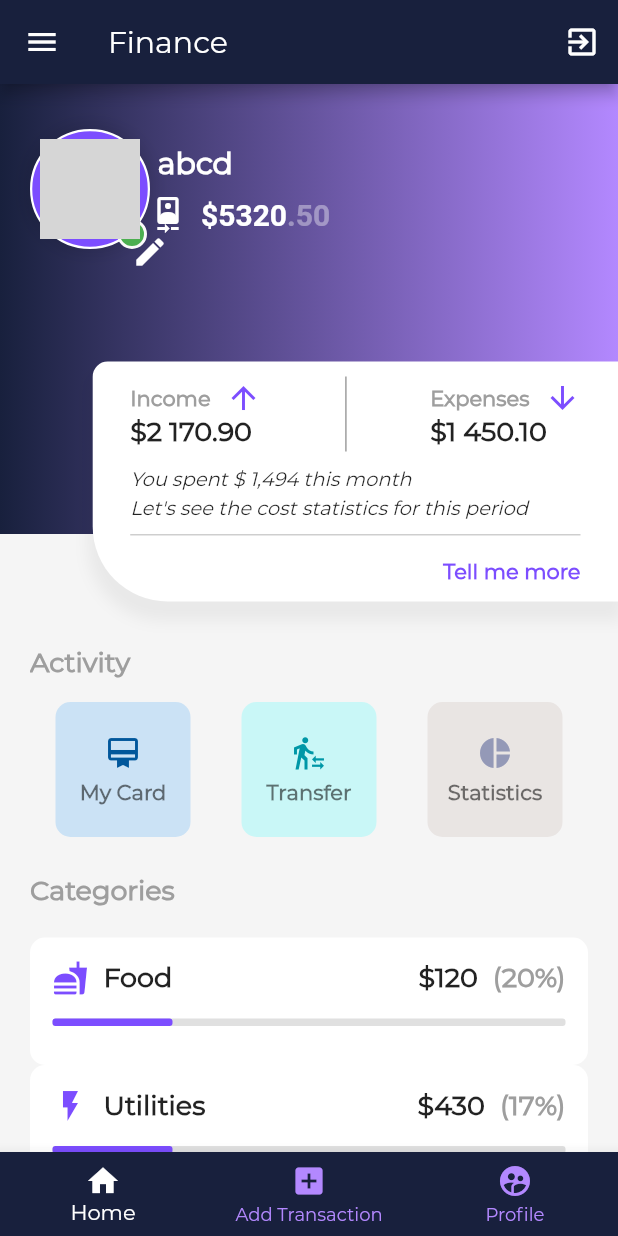
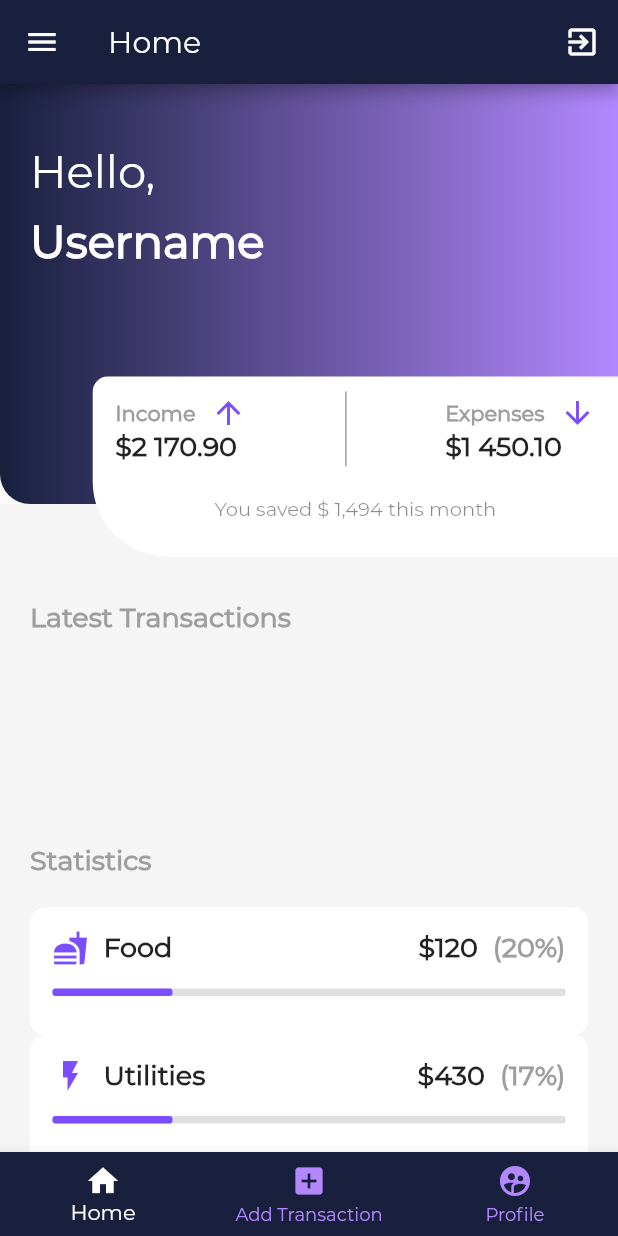
Before and after one commit to taru1610/The-Finance-Manager, a Flutter app: the TabScreen screen opened by its route, on a phone screen of 412 x 824 dp. Run offline on Flutter 3.47's test engine with Material 2 defaults, Android fonts, the phone set to English and light mode, and no system bars; our stand-ins replace cloud_firestore, firebase_auth, firebase_core, font_awesome_flutter, google_fonts, google_sign_in and 3 more; accounts and stored records are empty; project files that could hold a hidden picture were left out; grey boxes are pictures that could not be loaded.

Commit message:
Home layout and linking

```diff
--- /dev/null
+++ b/lib/home.dart
@@ -0,0 +1,482 @@
+import 'dart:io';
+import 'package:finance_manager/loginscreen.dart';
+import 'package:finance_manager/models/locator.dart';
+import 'package:finance_manager/models/user.dart';
+import 'package:flutter/material.dart';
+import 'package:image_picker/image_picker.dart';
+import 'package:cloud_firestore/cloud_firestore.dart';
+
+import 'package:intl/intl.dart';import 'models/preference.dart';
+import 'models/user_controller.dart';
+
+class HomeScreen extends StatefulWidget{
+  static const routeName = '/home';
+
+
+  @override
+  State<StatefulWidget> createState() => _HomeScreenState();
+}
+
+
+class _HomeScreenState extends State<HomeScreen> with TickerProviderStateMixin{
+
+  void logout() async {
+    HelperFunctions.saveUserLoggedInSharedPreference(false);
+    Navigator.of(context).pushAndRemoveUntil(
+        MaterialPageRoute(builder: (context) => LoginScreen()),
+            (Route<dynamic> route) => false);
+  }
+
+
+
+
+// UserModel _currentUser = locator.get<UserController>().currentUser;
+
+  File _image;
+
+  final Color primaryColor = Color(0xff18203d);
+  final Color secondaryColor = Color(0xFFB388FF);
+  final Color logoGreen = Color(0xFF7C4DFF);
+  @override
+  Widget build(BuildContext context) {
+
+
+
+    return //Scaffold(
+      //body:
+      Stack(
+        children: [
+          Column(
+            children: [
+              Container(
+                height: 280,
+                decoration: BoxDecoration(
+                  gradient: LinearGradient(
+                      colors: [primaryColor, secondaryColor], ) , borderRadius: BorderRadius.only(bottomRight: Radius.circular(20), bottomLeft: Radius.circular(20))
+                ),
+                child: Padding(
+                  padding:
+                  const EdgeInsets.only(left: 20, right: 20.0,top:10.0), //top: 50),
+                  child: Column(
+                    children: [
+
+                      SizedBox(
+                        height: 20,
+                      ),
+                      Row(
+                        children:[
+
+                          Column(
+
+                            crossAxisAlignment: CrossAxisAlignment.start,
+                            mainAxisAlignment: MainAxisAlignment.spaceBetween,
+                            children: [
+                              SizedBox(
+                                height: 10,
+                              ),
+                              Text(
+                                "Hello,",
+                                style: TextStyle(
+                                    fontSize: 30,
+                                    fontWeight: FontWeight.w400,
+                                    color: Colors.white),
+                              ),
+                              SizedBox(
+                                height: 10,
+                              ),
+                              Text(
+                                "Username",
+                                style: TextStyle(
+                                    fontSize: 30,
+                                    fontWeight: FontWeight.w800,
+                                    color: Colors.white),
+                              ),
+                             /* Row(
+                                children: [
+                                  Icon(
+                                    Icons.camera_front,
+                                    color: Colors.white,
+                                  ),
+                                  SizedBox(
+                                    width: 10,
+                                  ),
+                                  RichText(
+                                    text: TextSpan(
+                                        text: "\$5320",
+                                        style: TextStyle(
+                                          fontSize: 20,
+                                          fontWeight: FontWeight.w600,
+                                        ),
+                                        children: [
+                                          TextSpan(
+                                              text: ".50",
+                                              style: TextStyle(
+                                                  color: Colors.white38))
+                                        ]),
+                                  )
+                                ],
+                              )*/
+                            ],
+                          )
+                        ],
+                      )
+                    ],
+                  ),
+                ),
+              ),
+              Expanded(
+                child: SingleChildScrollView(
+                  child: Container(
+                    width: double.infinity,
+
+                    padding: EdgeInsets.symmetric(horizontal: 20),
+                    color: Colors.grey.shade100,
+                    child: Padding(
+                      padding: const EdgeInsets.only(top: 65),
+                      child: Column(
+                        crossAxisAlignment: CrossAxisAlignment.start,
+                        //padding: EdgeInsets.only(top: 75),
+                        children: [
+                          Text(
+                            "Latest Transactions",
+                            style: TextStyle(
+                                fontSize: 18,
+                                fontWeight: FontWeight.bold,
+                                color: Colors.grey),
+                          ),
+                          SizedBox(
+                            height: 5,
+                          ),
+
+
+                            Container(
+                              height: 120,
+                              child: StreamBuilder( stream:FirebaseFirestore.instance.collection("Transaction").orderBy('date',descending:true).where(('date'),isLessThanOrEqualTo: new DateTime.now()).limit(10).snapshots(),
+
+    builder: (context,snapshot){
+    if(snapshot.hasData){
+    return ListView.builder(itemCount: snapshot.data.documents.length,
+     scrollDirection: Axis.horizontal,
+    itemBuilder: (context,index){
+
+    DocumentSnapshot documentSnapshot =snapshot.data.docs[index];
+    Timestamp date = documentSnapshot.data()["date"];
+    return Container(
+      margin: EdgeInsets.all(10),
+      height: 90,
+      width: 90,
+      decoration: BoxDecoration(
+          color: Theme.of(context).primaryColor, borderRadius: BorderRadius.circular(10.0)),
+      child: Column(
+        mainAxisAlignment: MainAxisAlignment.center,
+        children: [
+          Row( mainAxisAlignment: MainAxisAlignment.center,
+            children: [
+              Text('\u{20B9}',style: TextStyle(color: Colors.white70, fontSize: 15)),
+              Text(
+                  documentSnapshot.data()["amount"].toString(),
+                style: TextStyle(fontSize: 20,color: Colors.white70)
+              ),
+            ],
+          ),
+          SizedBox(
+            height: 5,
+          ),
+          Text(
+            documentSnapshot.data()["title"].toString(),
+            style:
+            TextStyle(color: Colors.white70,fontSize: 15),
+          ),
+          Text(
+            documentSnapshot.data()["category"].toString(),
+            style:
+            TextStyle(color: Colors.white70,fontSize: 10),
+          )
+        ],
+      ),
+    );});}
+    else{
+    return Container(
+      width:double.infinity,
+      height: 100,
+      child:Text('No Transactions Today'),
+    );
+    }}),
+                            ),
+
+                          SizedBox(
+                            height: 15,
+                          ),
+                          Text(
+                            "Statistics",
+                            style: TextStyle(
+                                fontSize: 18,
+                                fontWeight: FontWeight.bold,
+                                color: Colors.grey),
+                          ),
+                          SizedBox(
+                            height: 20,
+                          ),
+                          buildCategoryCard(Icons.fastfood, "Food", 120, 20),
+                          buildCategoryCard(Icons.flash_on, "Utilities", 430, 17),
+                          buildCategoryCard(Icons.fastfood, "Food", 120, 20),
+                        ],
+                      ),
+                    ),
+                  ),
+                ),
+              )
+            ],
+          ),
+          Positioned(
+            top: 195,
+            right: 0,
+            child: Container(
+              padding: EdgeInsets.symmetric(vertical: 10, horizontal: 15),
+              width: MediaQuery.of(context).size.width * 0.85,
+              height: 120,
+              decoration: BoxDecoration(
+                  color: Colors.white,
+                  /*boxShadow: [
+                    BoxShadow(
+                      color: Colors.black.withOpacity(.05),
+                      blurRadius: 8,
+                      spreadRadius: 3,
+                      offset: Offset(0, 10),
+                    ),*/
+
+                  borderRadius: BorderRadius.only(
+                    topLeft: Radius.circular(10),
+                    bottomLeft: Radius.circular(50),
+                  )),
+              child: Column(
+                crossAxisAlignment: CrossAxisAlignment.start,
+                children: [
+                  Row(
+                    mainAxisAlignment: MainAxisAlignment.spaceBetween,
+                    children: [
+                      Column(
+                        crossAxisAlignment: CrossAxisAlignment.start,
+                        children: [
+                          Row(
+                            children: [
+                              Text(
+                                "Income",
+                                style: TextStyle(
+                                    color: Colors.grey,
+                                    fontWeight: FontWeight.bold),
+                              ),
+                              SizedBox(
+                                width: 10,
+                              ),
+                              Icon(
+                                Icons.arrow_upward,
+                                color: logoGreen,
+                              )
+                            ],
+                          ),
+                          Text(
+                            "\$2 170.90",
+                            style: TextStyle(
+                                fontWeight: FontWeight.bold,
+                                fontSize: 18.0,
+                                color: Colors.black87),
+                          )
+                        ],
+                      ),
+                      Container(width: 1, height: 50, color: Colors.grey),
+                      Column(
+                        crossAxisAlignment: CrossAxisAlignment.start,
+                        children: [
+                          Row(
+                            children: [
+                              Text(
+                                "Expenses",
+                                style: TextStyle(
+                                    color: Colors.grey,
+                                    fontWeight: FontWeight.bold),
+                              ),
+                              SizedBox(
+                                width: 10,
+                              ),
+                              Icon(
+                                Icons.arrow_downward,
+                                color: logoGreen,
+                              )
+                            ],
+                          ),
+                          Text(
+                            "\$1 450.10",
+                            style: TextStyle(
+                                fontWeight: FontWeight.bold,
+                                fontSize: 18.0,
+                                color: Colors.black87),
+                          )
+                        ],
+                      ),
+                    ],
+                  ),
+                  SizedBox(
+                    height: 20,
+                  ),
+                  Center(
+                    child: Text(
+                      "You saved \$ 1,494 this month",
+                      style: TextStyle(
+                        fontSize: 13,
+                        color: Colors. black45,
+                        //fontStyle: FontStyle.italic,
+                      ), textAlign: TextAlign.center,),
+                  ),
+
+                  SizedBox(
+                    height: 3,
+                  ),
+                  /*Text(
+                    "Let's see the cost statistics for this period",
+                    style: TextStyle(
+                      fontSize: 13,
+                      fontStyle: FontStyle.italic,
+                    ),
+                  ),*/
+
+                  /*Container(
+                    height: 1,
+                    width: double.maxFinite,
+                    color: Colors.grey.withOpacity(0.5),
+                  ),*/
+                  /*SizedBox(
+                    height: 15,
+                  ),
+                  Container(
+                    alignment: Alignment.centerRight,
+                    child: Text(
+                      "Tell me more",
+                      style: TextStyle(
+                          fontWeight: FontWeight.bold,
+                          color: logoGreen),
+                    ),*/
+
+                ],
+              ),
+            ),
+          )
+        ],
+      );
+    //);
+  }
+
+  Container buildCategoryCard(
+      IconData icon, String title, int amount, int percentage) {
+    return Container(
+      padding: EdgeInsets.all(15),
+      decoration: BoxDecoration(
+        borderRadius: BorderRadius.circular(10),
+        color: Colors.white,
+      ),
+      height: 85,
+      child: Column(
+        children: [
+          Row(
+            mainAxisAlignment: MainAxisAlignment.spaceBetween,
+            children: [
+              Row(
+                children: [
+                  Icon(
+                      icon,
+                      color: logoGreen),
+
+                  SizedBox(
+                    width: 10,
+                  ),
+                  Text(
+                    title,
+                    style: TextStyle(
+                      fontSize: 18,
+                      fontWeight: FontWeight.bold,
+                    ),
+                  ),
+                ],
+              ),
+              Row(
+                children: [
+                  Text(
+                    "\$$amount",
+                    style: TextStyle(
+                      fontSize: 18,
+                      fontWeight: FontWeight.bold,
+                    ),
+                  ),
+                  SizedBox(
+                    width: 10,
+                  ),
+                  Text(
+                    "($percentage%)",
+                    style: TextStyle(
+                        fontSize: 18,
+                        fontWeight: FontWeight.bold,
+                        color: Colors.grey),
+                  )
+                ],
+              )
+            ],
+          ),
+          SizedBox(
+            height: 15,
+          ),
+          Stack(
+            children: [
+              Container(
+                height: 5,
+                decoration: BoxDecoration(
+                    borderRadius: BorderRadius.circular(2),
+                    color: Colors.grey.shade300),
+              ),
+              Container(
+                height: 5,
+                width: 80,
+                decoration: BoxDecoration(
+                    borderRadius: BorderRadius.circular(2),
+                    color: logoGreen),
+              ),
+            ],
+          )
+        ],
+      ),
+    );
+  }
+
+  GestureDetector buildActivityButton(
+      IconData icon, String title, Color backgroundColor, Color iconColor) {
+    return GestureDetector(
+      onTap: () {
+
+      },// Navigator.of(context).push(
+      // MaterialPageRoute(builder: (BuildContext context) => TransferPage())),
+      child: Container(
+        margin: EdgeInsets.all(10),
+        height: 90,
+        width: 90,
+        decoration: BoxDecoration(
+            color: backgroundColor, borderRadius: BorderRadius.circular(10.0)),
+        child: Column(
+          mainAxisAlignment: MainAxisAlignment.center,
+          children: [
+            Icon(
+              icon,
+              color: iconColor,
+            ),
+            SizedBox(
+              height: 5,
+            ),
+            Text(
+              title,
+              style:
+              TextStyle(color: Colors.black54, fontWeight: FontWeight.bold),
+            )
+          ],
+        ),
+      ),
+    );
+  }
+}
--- a/lib/tabs_screen.dart
+++ b/lib/tabs_screen.dart
@@ -3,6 +3,7 @@ import 'package:flutter/material.dart';
 import 'financescreen.dart';
 import 'add_transact.dart';
 import 'package:finance_manager/loginscreen.dart';
+import 'home.dart';
 import 'dart:io';
 
 import 'models/preference.dart';
@@ -15,11 +16,12 @@ class TabScreen extends StatefulWidget {
 }
 
 class _TabScreenState extends State<TabScreen> {
-  final List <Map<String,Object>> _pages =[{'page':FinanceScreen(),'title':'Finance'},{'page':AddTransactions(),'title':'Add Transactions'},{'page':UserProfile(),'title':'Profile'}];
+  final List <Map<String,Object>> _pages =[{'page':HomeScreen(),'title':'Home'},{'page':AddTransactions(),'title':'Add Transactions'},{'page':UserProfile(),'title':'Profile'}];
   int _selectedPageIndex=0;
   void _selectpage(int index){
     setState(() {
       _selectedPageIndex=index;
+
     });
   }
   void logout() async {
@@ -39,7 +41,8 @@ class _TabScreenState extends State<TabScreen> {
     ),
         drawer:Drawer(child: Text('The Drawer'),),
         body:_pages[_selectedPageIndex]['page'],
-        bottomNavigationBar:BottomNavigationBar(onTap: _selectpage,
+        bottomNavigationBar:BottomNavigationBar(onTap:_selectpage,
+
          // unselectedItemColor: Colors.black,
           selectedItemColor: Colors.white,
           unselectedItemColor:Color(0xFFB388FF) ,
```
